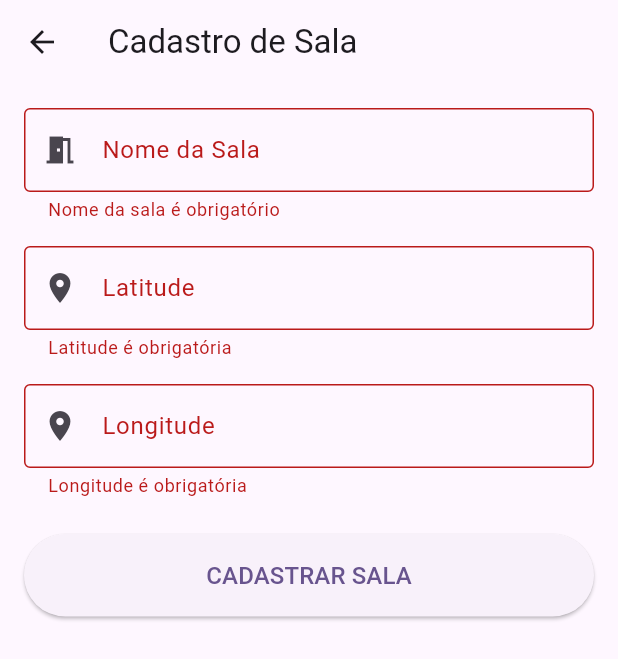
After one commit to Luis-Fernando-Pereira/chamadas-catolica, a Flutter app: the ClassRegistrationScreen screen opened directly, after a tap on "CADASTRAR SALA", on a phone screen of 412 x 824 dp. The commit adds this screen. Shown: the top 659 px of the screen. Run offline on Flutter 3.47's test engine with Material 3 defaults, Android fonts, the phone set to English and light mode, and no system bars; our stand-ins replace flutter_card_swiper.

Commit message:
feita tela de cadastro de classe, acessível pelo dashboard de administrador

```diff
--- a/appchamada/lib/model/class_room.dart
+++ b/appchamada/lib/model/class_room.dart
@@ -2,9 +2,7 @@
 
 class ClassRoom {
   final int? _id;
-
   String? name;
-
   String? latitude;
   String? longitude;
 
--- /dev/null
+++ b/appchamada/lib/screens/class_registration_screen.dart
@@ -0,0 +1,143 @@
+import 'package:flutter/material.dart';
+import '../model/class_room.dart';
+
+class ClassRegistrationScreen extends StatefulWidget {
+  const ClassRegistrationScreen({super.key});
+
+  @override
+  State<ClassRegistrationScreen> createState() =>
+      _ClassRegistrationScreenState();
+}
+
+class _ClassRegistrationScreenState extends State<ClassRegistrationScreen> {
+  final _formKey = GlobalKey<FormState>();
+  final _nameController = TextEditingController();
+  final _latitudeController = TextEditingController();
+  final _longitudeController = TextEditingController();
+  bool _isLoading = false;
+
+  @override
+  void dispose() {
+    _nameController.dispose();
+    _latitudeController.dispose();
+    _longitudeController.dispose();
+    super.dispose();
+  }
+
+  Future<void> _registerClass() async {
+    if (!_formKey.currentState!.validate()) return;
+
+    setState(() => _isLoading = true);
+
+    try {
+      // Simular delay de registro
+      await Future.delayed(const Duration(seconds: 1));
+
+      final classroom = ClassRoom(
+        id: DateTime.now().millisecondsSinceEpoch,
+        name: _nameController.text,
+        latitude: _latitudeController.text,
+        longitude: _longitudeController.text,
+      );
+
+      // TODO: Implementar lógica de salvamento real
+
+      if (mounted) {
+        ScaffoldMessenger.of(context).showSnackBar(
+          const SnackBar(
+            content: Text('Sala cadastrada com sucesso!'),
+            backgroundColor: Colors.green,
+          ),
+        );
+        Navigator.of(context).pop(); // Voltar para dashboard
+      }
+    } catch (e) {
+      if (mounted) {
+        ScaffoldMessenger.of(context).showSnackBar(
+          SnackBar(
+            content: Text('Erro ao cadastrar sala: ${e.toString()}'),
+            backgroundColor: Colors.red,
+          ),
+        );
+      }
+    } finally {
+      if (mounted) {
+        setState(() => _isLoading = false);
+      }
+    }
+  }
+
+  @override
+  Widget build(BuildContext context) {
+    return Scaffold(
+      appBar: AppBar(title: const Text('Cadastro de Sala')),
+      body: SingleChildScrollView(
+        padding: const EdgeInsets.all(16.0),
+        child: Form(
+          key: _formKey,
+          child: Column(
+            crossAxisAlignment: CrossAxisAlignment.stretch,
+            children: [
+              TextFormField(
+                controller: _nameController,
+                decoration: const InputDecoration(
+                  labelText: 'Nome da Sala',
+                  border: OutlineInputBorder(),
+                  prefixIcon: Icon(Icons.meeting_room),
+                ),
+                validator: (value) => value?.isEmpty ?? true
+                    ? 'Nome da sala é obrigatório'
+                    : null,
+              ),
+              const SizedBox(height: 16),
+              TextFormField(
+                controller: _latitudeController,
+                decoration: const InputDecoration(
+                  labelText: 'Latitude',
+                  border: OutlineInputBorder(),
+                  prefixIcon: Icon(Icons.location_on),
+                ),
+                keyboardType: const TextInputType.numberWithOptions(
+                  decimal: true,
+                ),
+                validator: (value) =>
+                    value?.isEmpty ?? true ? 'Latitude é obrigatória' : null,
+              ),
+              const SizedBox(height: 16),
+              TextFormField(
+                controller: _longitudeController,
+                decoration: const InputDecoration(
+                  labelText: 'Longitude',
+                  border: OutlineInputBorder(),
+                  prefixIcon: Icon(Icons.location_on),
+                ),
+                keyboardType: const TextInputType.numberWithOptions(
+                  decimal: true,
+                ),
+                validator: (value) =>
+                    value?.isEmpty ?? true ? 'Longitude é obrigatória' : null,
+              ),
+              const SizedBox(height: 24),
+              ElevatedButton(
+                onPressed: _isLoading ? null : _registerClass,
+                style: ElevatedButton.styleFrom(
+                  padding: const EdgeInsets.symmetric(vertical: 16),
+                ),
+                child: _isLoading
+                    ? const SizedBox(
+                        height: 20,
+                        width: 20,
+                        child: CircularProgressIndicator(strokeWidth: 2),
+                      )
+                    : const Text(
+                        'CADASTRAR SALA',
+                        style: TextStyle(fontSize: 16),
+                      ),
+              ),
+            ],
+          ),
+        ),
+      ),
+    );
+  }
+}
--- a/appchamada/lib/screens/dashboard_screen.dart
+++ b/appchamada/lib/screens/dashboard_screen.dart
@@ -6,6 +6,7 @@ import 'package:flutter_card_swiper/flutter_card_swiper.dart';
 // Importando os modelos que criamos
 import '../model/user.dart';
 import '../model/user_type.dart';
+import 'class_registration_screen.dart';
 // ... outros modelos que você precisar
 
 // Classes de placeholder movidas do código original. O ideal é movê-las para /model
@@ -207,6 +208,30 @@ class _DashboardScreenState extends State<DashboardScreen> {
   }
 
   Widget _buildAdminView() {
-    return const Center(child: Text('Visão do Administrador em construção.'));
+    return SingleChildScrollView(
+      padding: const EdgeInsets.all(16.0),
+      child: Column(
+        crossAxisAlignment: CrossAxisAlignment.stretch,
+        children: [
+          Card(
+            child: ListTile(
+              leading: const Icon(Icons.meeting_room),
+              title: const Text('Gerenciar Salas'),
+              subtitle: const Text('Cadastrar e gerenciar salas de aula'),
+              trailing: const Icon(Icons.arrow_forward_ios),
+              onTap: () {
+                Navigator.of(context).push(
+                  MaterialPageRoute(
+                    builder: (context) => const ClassRegistrationScreen(),
+                  ),
+                );
+              },
+            ),
+          ),
+          const SizedBox(height: 16),
+          // Aqui podemos adicionar mais cards para outras funcionalidades administrativas
+        ],
+      ),
+    );
   }
 }
--- a/appchamada/lib/screens/login_screen.dart
+++ b/appchamada/lib/screens/login_screen.dart
@@ -23,25 +23,29 @@ class _LoginScreenState extends State<LoginScreen> {
     // Apenas verifica se os campos não estão vazios para permitir a navegação.
 
     if (username.isNotEmpty && password.isNotEmpty) {
-        User user = User.idOnly(id:1);
-        user.userType = UserType.STUDENT;
+      User user = User.idOnly(id: 1);
+      user.userType = UserType.ADMIN;
 
-        Navigator.of(context).pushReplacement(
-            MaterialPageRoute(builder: (context) => DashboardScreen(loggedInUser: user,)),
-        );
+      Navigator.of(context).pushReplacement(
+        MaterialPageRoute(
+          builder: (context) => DashboardScreen(loggedInUser: user),
+        ),
+      );
     } else {
       // Feedback visual simples para simulação
       ScaffoldMessenger.of(context).showSnackBar(
-        const SnackBar(content: Text('Insira usuário e senha para simular login.')),
+        const SnackBar(
+          content: Text('Insira usuário e senha para simular login.'),
+        ),
       );
     }
   }
 
   void _goToRegistration() {
     // Navegação para a tela de cadastro de estudante
-    Navigator.of(context).push(
-        MaterialPageRoute(builder: (context) => const RegistrationScreen()),
-    );
+    Navigator.of(
+      context,
+    ).push(MaterialPageRoute(builder: (context) => const RegistrationScreen()));
   }
 
   @override
```
Also changed, not shown: appchamada/lib/main.dart (line endings or trailing spaces).
